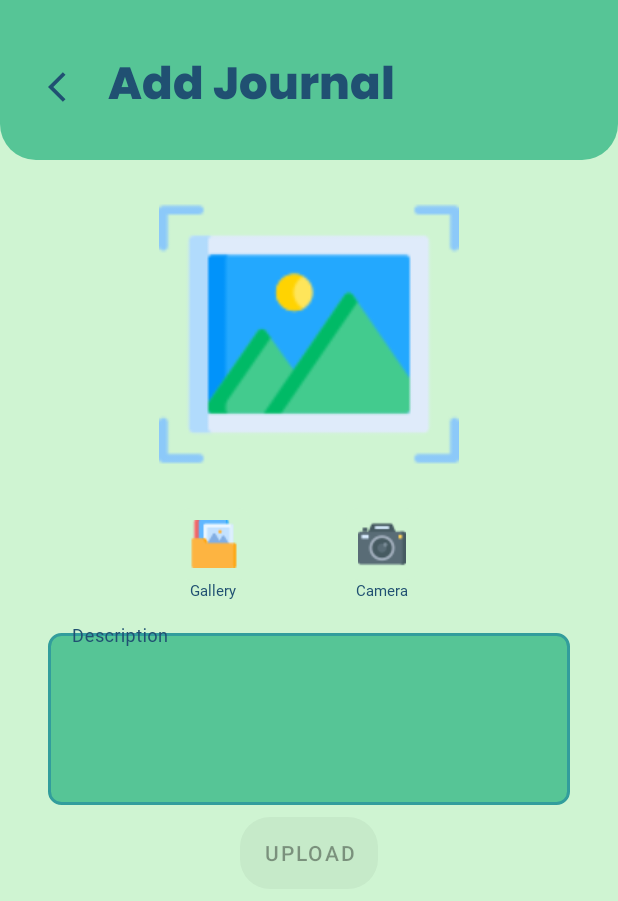
After one commit to NikoHoc/stunting-app, an Android app: the AddJournalActivity screen opened directly, with no data from a screen before it, on a phone screen of 412 x 824 dp. The commit adds this screen. Shown: the top 901 px of the screen. Run offline under Robolectric (Android 15) with nearby library versions, the phone set to English and light mode, and no system bars; pictures from the network do not load.

Commit message:
create add journal page

```diff
--- /dev/null
+++ b/app/src/main/java/com/dicoding/stunting/ui/journal/AddJournalActivity.kt
@@ -0,0 +1,142 @@
+package com.dicoding.stunting.ui.journal
+
+import android.Manifest
+import android.content.pm.PackageManager
+import android.net.Uri
+import android.os.Bundle
+import android.text.Editable
+import android.text.TextWatcher
+import android.util.Log
+import android.widget.Toast
+import androidx.activity.enableEdgeToEdge
+import androidx.activity.result.PickVisualMediaRequest
+import androidx.activity.result.contract.ActivityResultContracts
+import androidx.appcompat.app.AppCompatActivity
+import androidx.core.content.ContextCompat
+import androidx.core.view.ViewCompat
+import androidx.core.view.WindowInsetsCompat
+import com.dicoding.stunting.R
+import com.dicoding.stunting.databinding.ActivityAddJournalBinding
+import com.dicoding.stunting.ui.utils.getImageUri
+
+class AddJournalActivity : AppCompatActivity() {
+    private lateinit var binding: ActivityAddJournalBinding
+
+    private var currentImageUri: Uri? = null
+
+    private val requestPermissionLauncher =
+        registerForActivityResult(
+            ActivityResultContracts.RequestPermission()
+        ) { isGranted: Boolean ->
+            if (isGranted) {
+                Toast.makeText(this, resources.getString(R.string.permission_granted), Toast.LENGTH_LONG).show()
+            } else {
+                Toast.makeText(this, resources.getString(R.string.permission_denied), Toast.LENGTH_LONG).show()
+            }
+        }
+
+    private fun allPermissionsGranted() =
+        ContextCompat.checkSelfPermission(
+            this,
+            REQUIRED_PERMISSION
+        ) == PackageManager.PERMISSION_GRANTED
+
+    override fun onCreate(savedInstanceState: Bundle?) {
+        super.onCreate(savedInstanceState)
+        enableEdgeToEdge()
+
+        binding = ActivityAddJournalBinding.inflate(layoutInflater)
+        setContentView(binding.root)
+
+        window.statusBarColor = resources.getColor(R.color.leaf_green, theme)
+        supportActionBar?.hide()
+
+        ViewCompat.setOnApplyWindowInsetsListener(findViewById(R.id.main)) { v, insets ->
+            val systemBars = insets.getInsets(WindowInsetsCompat.Type.systemBars())
+            v.setPadding(systemBars.left, systemBars.top, systemBars.right, systemBars.bottom)
+            insets
+        }
+
+        checkFieldsForErrors()
+
+        if (!allPermissionsGranted()) {
+            requestPermissionLauncher.launch(REQUIRED_PERMISSION)
+        }
+
+        setupAction()
+    }
+
+    private fun setupAction() {
+        binding.btnBack.setOnClickListener {
+            finish()
+        }
+        binding.btnGallery.setOnClickListener { startGallery() }
+        binding.btnCamera.setOnClickListener { startCamera() }
+
+        binding.edDescription.addTextChangedListener(inputListener())
+    }
+
+    private fun startGallery() {
+        launcherGallery.launch(PickVisualMediaRequest(ActivityResultContracts.PickVisualMedia.ImageOnly))
+    }
+
+    private val launcherGallery = registerForActivityResult(
+        ActivityResultContracts.PickVisualMedia()
+    ) { uri: Uri? ->
+        if (uri != null) {
+            currentImageUri = uri
+            showImage()
+        } else {
+            Log.d("Photo Picker", "No media selected")
+        }
+    }
+
+    private fun startCamera() {
+        currentImageUri = getImageUri(this)
+        launcherIntentCamera.launch(currentImageUri!!)
+    }
+
+    private val launcherIntentCamera = registerForActivityResult(
+        ActivityResultContracts.TakePicture()
+    ) { isSuccess ->
+        if (isSuccess) {
+            showImage()
+        } else {
+            currentImageUri = null
+        }
+    }
+
+    private fun showImage() {
+        currentImageUri?.let {
+            Log.d("Image URI", "showImage: $it")
+            binding.ivJournal.setImageURI(it)
+        }
+    }
+
+    private fun inputListener(): TextWatcher {
+        return object : TextWatcher {
+            override fun beforeTextChanged(s: CharSequence?, start: Int, count: Int, after: Int) {}
+            override fun onTextChanged(s: CharSequence?, start: Int, before: Int, count: Int) {
+                checkFieldsForErrors()
+            }
+            override fun afterTextChanged(s: Editable?) {}
+        }
+    }
+
+    private fun checkFieldsForErrors() {
+        val descriptionError = binding.edDescription.error != null || binding.edDescription.text.isNullOrBlank()
+
+        val isEnabled = !descriptionError
+        binding.btnUpload.isEnabled = isEnabled
+
+        if (isEnabled) {
+            binding.btnUpload.setBackgroundResource(R.drawable.rounded_corner)
+        } else {
+            binding.btnUpload.setBackgroundResource(R.drawable.rounded_disabled_button)
+        }
+    }
+
+    companion object {
+        private const val REQUIRED_PERMISSION = Manifest.permission.CAMERA
+    }
+}
--- a/app/src/main/java/com/dicoding/stunting/ui/main/MainActivity.kt
+++ b/app/src/main/java/com/dicoding/stunting/ui/main/MainActivity.kt
@@ -73,7 +73,6 @@ class MainActivity : AppCompatActivity() {
             }
         }
 
-
         authenticationViewModel.getSession().observe(this@MainActivity) { userModel ->
             if (!userModel.isLogin) {
                 startActivity(Intent(this@MainActivity, AuthenticationActivity::class.java))
--- a/app/src/main/java/com/dicoding/stunting/ui/main/home/news/NewsFragment.kt
+++ b/app/src/main/java/com/dicoding/stunting/ui/main/home/news/NewsFragment.kt
@@ -16,7 +16,7 @@ import com.dicoding.stunting.data.remote.Result
 import com.dicoding.stunting.databinding.FragmentHomeBinding
 import com.dicoding.stunting.databinding.FragmentNewsBinding
 import com.dicoding.stunting.ui.ViewModelFactory
-import com.dicoding.stunting.ui.main.home.adapter.NewsAdapter
+import com.dicoding.stunting.ui.main.home.news.adapter.NewsAdapter
 
 class NewsFragment : Fragment() {
     private var _binding: FragmentNewsBinding? = null
--- a/app/src/main/java/com/dicoding/stunting/ui/main/home/adapter/NewsAdapter.kt
+++ b/app/src/main/java/com/dicoding/stunting/ui/main/home/news/adapter/NewsAdapter.kt
@@ -1,8 +1,7 @@
-package com.dicoding.stunting.ui.main.home.adapter
+package com.dicoding.stunting.ui.main.home.news.adapter
 
 import android.annotation.SuppressLint
 import android.content.Intent
-import android.net.Uri
 import android.view.LayoutInflater
 import android.view.ViewGroup
 import androidx.recyclerview.widget.DiffUtil
@@ -12,7 +11,7 @@ import com.bumptech.glide.Glide
 import com.dicoding.stunting.R
 import com.dicoding.stunting.data.local.entity.NewsEntity
 import com.dicoding.stunting.databinding.ItemNewsLayoutBinding
-import com.dicoding.stunting.ui.main.home.news.NewsDetailActivity
+import com.dicoding.stunting.ui.main.home.news.detail.NewsDetailActivity
 
 class NewsAdapter: ListAdapter<NewsEntity, NewsAdapter.MyViewHolder>(DIFF_CALLBACK) {
     override fun onCreateViewHolder(parent: ViewGroup, viewType: Int): MyViewHolder {
--- a/app/src/main/java/com/dicoding/stunting/ui/main/home/news/NewsDetailActivity.kt
+++ b/app/src/main/java/com/dicoding/stunting/ui/main/home/news/detail/NewsDetailActivity.kt
@@ -1,4 +1,4 @@
-package com.dicoding.stunting.ui.main.home.news
+package com.dicoding.stunting.ui.main.home.news.detail
 
 import android.annotation.SuppressLint
 import android.os.Bundle
--- /dev/null
+++ b/app/src/main/res/layout/activity_add_journal.xml
@@ -0,0 +1,164 @@
+<?xml version="1.0" encoding="utf-8"?>
+<androidx.constraintlayout.widget.ConstraintLayout xmlns:android="http://schemas.android.com/apk/res/android"
+    xmlns:app="http://schemas.android.com/apk/res-auto"
+    xmlns:tools="http://schemas.android.com/tools"
+    android:id="@+id/main"
+    android:layout_width="match_parent"
+    android:layout_height="match_parent"
+    tools:context=".ui.journal.AddJournalActivity">
+
+    <FrameLayout
+        android:id="@+id/page_banner"
+        android:layout_width="match_parent"
+        android:layout_height="wrap_content"
+        android:paddingBottom="22dp"
+        android:background="@drawable/rounded_bottom"
+        app:layout_constraintStart_toStartOf="parent"
+        app:layout_constraintEnd_toEndOf="parent"
+        app:layout_constraintTop_toTopOf="parent">
+
+        <LinearLayout
+            android:layout_width="match_parent"
+            android:layout_height="wrap_content"
+            android:orientation="horizontal"
+            android:gravity="center_vertical"
+            android:layout_marginTop="32dp"
+            android:layout_marginStart="32dp"
+            tools:ignore="UselessParent">
+
+            <ImageButton
+                android:id="@+id/btn_back"
+                android:layout_width="wrap_content"
+                android:layout_height="wrap_content"
+                android:background="?attr/selectableItemBackgroundBorderless"
+                android:src="@drawable/ic_arrow"
+                android:contentDescription="@string/back"
+                app:tint="@color/deep_blue" />
+
+            <TextView
+                android:layout_width="wrap_content"
+                android:layout_height="wrap_content"
+                android:layout_marginStart="16dp"
+                android:textColor="@color/deep_blue"
+                android:text="@string/add_journal"
+                android:fontFamily="@font/poppins_extra_bold"
+                android:textSize="30sp" />
+        </LinearLayout>
+    </FrameLayout>
+
+    <androidx.appcompat.widget.AppCompatImageView
+        android:id="@+id/iv_journal"
+        android:layout_width="match_parent"
+        android:layout_height="200dp"
+        android:layout_marginTop="16dp"
+        android:layout_marginStart="32dp"
+        android:layout_marginEnd="32dp"
+        android:src="@drawable/ic_img"
+        app:layout_constraintStart_toStartOf="parent"
+        app:layout_constraintEnd_toEndOf="parent"
+        app:layout_constraintTop_toBottomOf="@id/page_banner"/>
+
+    <androidx.constraintlayout.widget.Guideline
+        android:id="@+id/guideline"
+        android:layout_width="wrap_content"
+        android:layout_height="wrap_content"
+        android:orientation="vertical"
+        app:layout_constraintGuide_begin="199dp" />
+
+    <LinearLayout
+        android:id="@+id/btn_gallery_layout"
+        android:layout_width="wrap_content"
+        android:layout_height="wrap_content"
+        android:orientation="vertical"
+        android:layout_marginTop="16dp"
+        android:layout_marginEnd="32dp"
+        app:layout_constraintEnd_toEndOf="@id/guideline"
+        app:layout_constraintTop_toBottomOf="@id/iv_journal">
+
+        <ImageButton
+            android:id="@+id/btn_gallery"
+            android:layout_width="48dp"
+            android:layout_height="48dp"
+            android:background="@drawable/rounded_corner"
+            android:src="@drawable/ic_gallery"
+            tools:ignore="ContentDescription" />
+
+        <TextView
+            android:layout_width="wrap_content"
+            android:layout_height="wrap_content"
+            android:text="@string/gallery"
+            android:fontFamily="@font/montserrat_regular"
+            android:textColor="@color/deep_blue"
+            android:textSize="10sp"
+            tools:ignore="SmallSp"
+            android:layout_gravity="center"/>
+
+    </LinearLayout>
+
+    <LinearLayout
+        android:id="@+id/btn_camera_layout"
+        android:layout_width="wrap_content"
+        android:layout_height="wrap_content"
+        android:orientation="vertical"
+        android:layout_marginTop="16dp"
+        android:layout_marginStart="32dp"
+        app:layout_constraintStart_toStartOf="@id/guideline"
+        app:layout_constraintTop_toBottomOf="@id/iv_journal">
+
+        <ImageButton
+            android:id="@+id/btn_camera"
+            android:layout_width="48dp"
+            android:layout_height="48dp"
+            android:background="@drawable/rounded_corner"
+            android:src="@drawable/ic_camera"
+            tools:ignore="ContentDescription" />
+
+        <TextView
+            android:layout_width="wrap_content"
+            android:layout_height="wrap_content"
+            android:text="@string/camera"
+            android:fontFamily="@font/montserrat_regular"
+            android:textColor="@color/deep_blue"
+            android:textSize="10sp"
+            tools:ignore="SmallSp"
+            android:layout_gravity="center"/>
+
+    </LinearLayout>
+
+
+    <com.google.android.material.textfield.TextInputLayout
+        android:id="@+id/textInputLayout"
+        style="@style/Widget.MaterialComponents.TextInputLayout.OutlinedBox"
+        android:layout_width="match_parent"
+        android:layout_height="120dp"
+        android:layout_marginTop="16dp"
+        app:layout_constraintStart_toStartOf="parent"
+        app:layout_constraintEnd_toEndOf="parent"
+        app:layout_constraintTop_toBottomOf="@id/btn_camera_layout"
+        android:layout_marginStart="32dp"
+        android:layout_marginEnd="32dp">
+
+        <com.dicoding.stunting.ui.custom.BaseEditText
+            android:id="@+id/ed_description"
+            android:layout_width="match_parent"
+            android:layout_height="match_parent"
+            android:hint="@string/description"
+            android:inputType="text"
+            android:textColor="@color/deep_blue"
+            android:textColorHint="@color/white"
+            android:background="@drawable/rounded_edit_text_layout"
+            android:fontFamily="@font/montserrat_regular" />
+    </com.google.android.material.textfield.TextInputLayout>
+
+    <Button
+        android:id="@+id/btn_upload"
+        android:layout_width="wrap_content"
+        android:layout_height="wrap_content"
+        android:text="@string/upload"
+        android:layout_marginTop="8dp"
+        android:background="@drawable/rounded_corner"
+        app:layout_constraintStart_toStartOf="@id/textInputLayout"
+        app:layout_constraintEnd_toEndOf="@id/textInputLayout"
+        app:layout_constraintTop_toBottomOf="@id/textInputLayout"/>
+
+</androidx.constraintlayout.widget.ConstraintLayout>
--- a/app/src/main/res/layout/activity_news_detail.xml
+++ b/app/src/main/res/layout/activity_news_detail.xml
@@ -5,7 +5,7 @@
     android:id="@+id/main"
     android:layout_width="match_parent"
     android:layout_height="match_parent"
-    tools:context=".ui.main.home.news.NewsDetailActivity">
+    tools:context=".ui.main.home.news.detail.NewsDetailActivity">
     <WebView
         android:id="@+id/webView"
         android:layout_width="0dp"
--- a/app/src/main/res/layout/fragment_home.xml
+++ b/app/src/main/res/layout/fragment_home.xml
@@ -202,7 +202,7 @@
                     app:layout_constraintTop_toTopOf="parent"
                     app:layout_constraintBottom_toBottomOf="parent">
                     <ImageButton
-                        android:id="@+id/btn_maps"
+                        android:id="@+id/btn_journal"
                         android:layout_width="48dp"
                         android:layout_height="48dp"
                         android:src="@drawable/ic_journal"
--- a/app/src/main/res/layout/fragment_news.xml
+++ b/app/src/main/res/layout/fragment_news.xml
@@ -10,7 +10,7 @@
         android:id="@+id/page_banner"
         android:layout_width="match_parent"
         android:layout_height="wrap_content"
-        android:paddingBottom="32dp"
+        android:paddingBottom="22dp"
         android:background="@drawable/rounded_bottom"
         app:layout_constraintStart_toStartOf="parent"
         app:layout_constraintEnd_toEndOf="parent"
--- a/app/src/main/res/values/strings.xml
+++ b/app/src/main/res/values/strings.xml
@@ -60,11 +60,20 @@
     <string name="email_profile">%1$s</string>
     <string name="logout">Logout</string>
 
+    <!-- Strings for journal page   -->
+    <string name="add_journal">Add Journal</string>
+    <string name="gallery">Gallery</string>
+    <string name="camera">Camera</string>
+    <string name="description">Description</string>
+    <string name="description_empty">Please fill in the form</string>
+    <string name="upload">Upload</string>
 
     <!-- Strings for history page   -->
-    <!-- TODO: Remove or change this placeholder text -->
     <string name="stunting_model_tab">Stunting</string>
     <string name="food_model_tab">Food Recommendation</string>
-    <!-- TODO: Remove or change this placeholder text -->
+
+    <string name="permission_granted">Permission request granted</string>
+    <string name="permission_denied">Permission request denied</string>
+
     <string name="hello_blank_fragment">Hello blank fragment</string>
 </resources>
```
Also changed, not shown: app/src/main/AndroidManifest.xml (+9 -1 lines), app/src/main/java/com/dicoding/stunting/ui/main/home/HomeFragment.kt (+6 -3 lines), app/src/main/java/com/dicoding/stunting/ui/utils/Utils.kt (+112 -0 lines), app/src/main/res/drawable/ic_camera.png (added), app/src/main/res/drawable/ic_gallery.png (added), app/src/main/res/drawable/ic_img.png (added).
